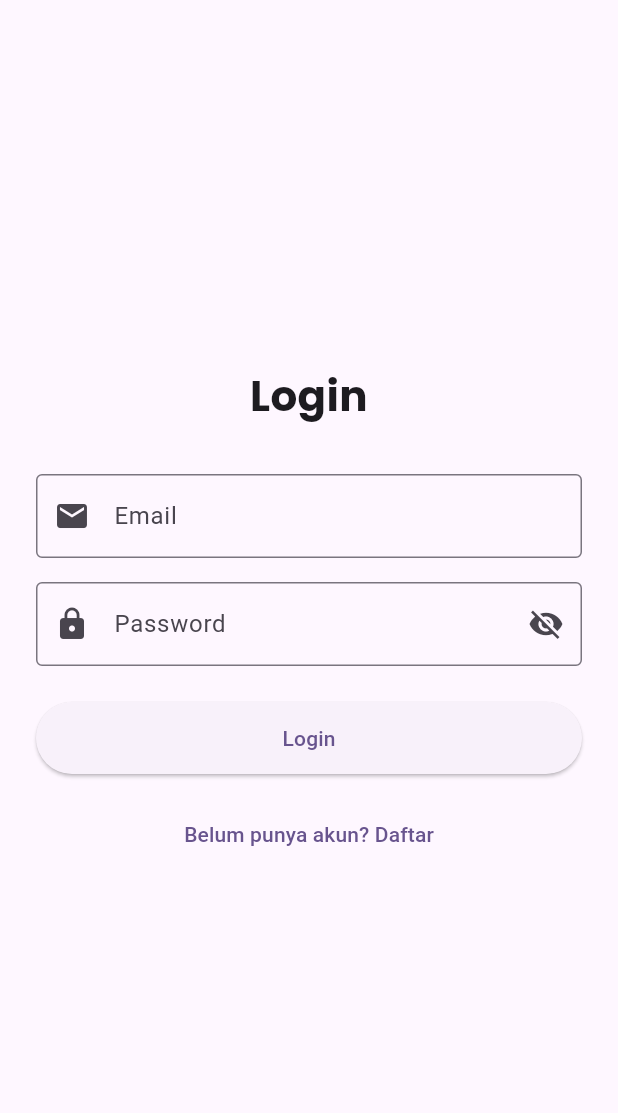
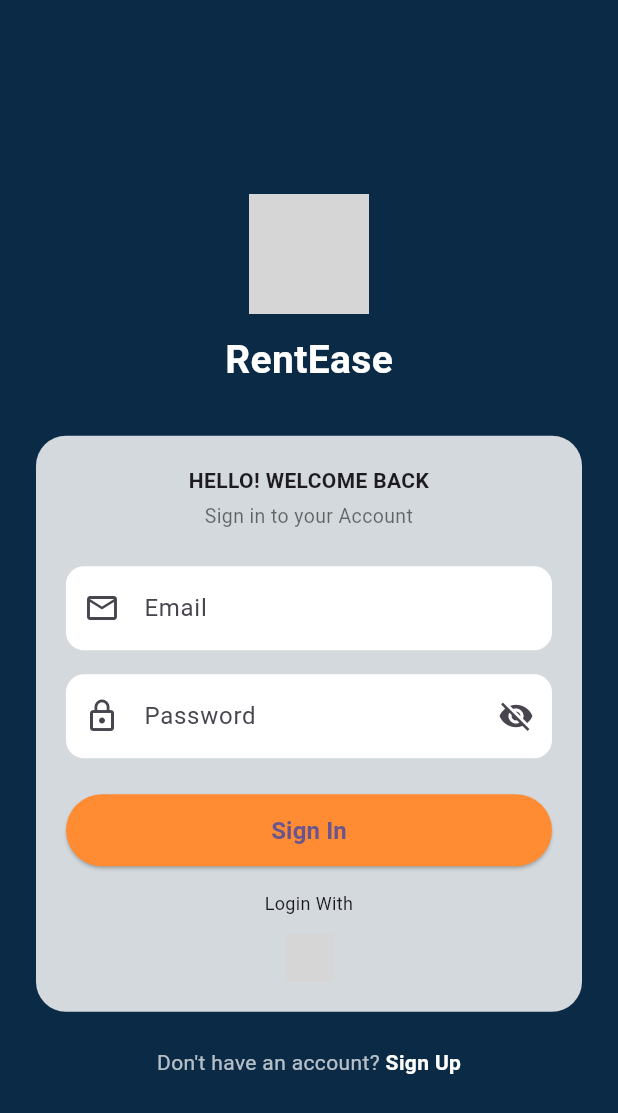
Before and after one commit to vann19/garda_project, a Flutter app: the screen it shows after launch, on a phone screen of 412 x 824 dp. Shown: the top 1113 px of the screen. Run offline on Flutter 3.47's test engine with Material 3 defaults, Android fonts, the phone set to English and light mode, and no system bars; grey boxes are pictures that could not be loaded.

Commit message:
feat: tampilan halaman login

```diff
--- a/frontend/lib/pages/auth/login.dart
+++ b/frontend/lib/pages/auth/login.dart
@@ -8,60 +8,84 @@ class LoginPage extends StatefulWidget {
 }
 
 class _LoginPageState extends State<LoginPage> {
-  final TextEditingController emailController = TextEditingController();
-  final TextEditingController passwordController = TextEditingController();
+  final emailController = TextEditingController();
+  final passwordController = TextEditingController();
 
   bool isLoading = false;
   bool isPasswordHidden = true;
 
-  void handleLogin() {
-    setState(() {
-      isLoading = true;
-    });
-
-    // simulasi login (nanti ganti API)
-    Future.delayed(const Duration(seconds: 2), () {
-      setState(() {
-        isLoading = false;
-      });
-
-      ScaffoldMessenger.of(
-        context,
-      ).showSnackBar(const SnackBar(content: Text("Login berhasil 🚀")));
-    });
-  }
-
   @override
   Widget build(BuildContext context) {
     return Scaffold(
+      backgroundColor: const Color(0xFF0B2A45), // dark navy background
       body: SafeArea(
-        child: Padding(
-          padding: const EdgeInsets.all(24),
+        child: Center(
+          child: SingleChildScrollView(
+            padding: const EdgeInsets.symmetric(horizontal: 24),
             child: Column(
-            mainAxisAlignment: MainAxisAlignment.center,
-            crossAxisAlignment: CrossAxisAlignment.stretch,
               children: [
-              // Title
+                const SizedBox(height: 24),
+
+                // Logo + App Name
+                Column(
+                  children: [
+                    Image.asset(
+                      'assets/logo.png', // ganti sesuai logo kamu
+                      height: 80,
+                    ),
+                    const SizedBox(height: 12),
                     const Text(
-                "Login",
-                textAlign: TextAlign.center,
+                      'RentEase',
                       style: TextStyle(
-                  fontFamily: 'Poppins',
-                  fontSize: 28,
+                        fontSize: 26,
                         fontWeight: FontWeight.w700,
+                        color: Colors.white,
                       ),
+                    ),
+                  ],
                 ),
 
                 const SizedBox(height: 32),
 
+                // Card Login
+                Container(
+                  padding: const EdgeInsets.all(20),
+                  decoration: BoxDecoration(
+                    color: const Color(0xFFD3D9DD),
+                    borderRadius: BorderRadius.circular(20),
+                  ),
+                  child: Column(
+                    crossAxisAlignment: CrossAxisAlignment.stretch,
+                    children: [
+                      const Text(
+                        'HELLO! WELCOME BACK',
+                        textAlign: TextAlign.center,
+                        style: TextStyle(
+                          fontSize: 14,
+                          fontWeight: FontWeight.w700,
+                        ),
+                      ),
+                      const SizedBox(height: 4),
+                      const Text(
+                        'Sign in to your Account',
+                        textAlign: TextAlign.center,
+                        style: TextStyle(fontSize: 13, color: Colors.black54),
+                      ),
+
+                      const SizedBox(height: 24),
+
                       // Email
                       TextField(
                         controller: emailController,
-                keyboardType: TextInputType.emailAddress,
-                decoration: const InputDecoration(
-                  labelText: "Email",
-                  prefixIcon: Icon(Icons.email),
-                  border: OutlineInputBorder(),
+                        decoration: InputDecoration(
+                          hintText: 'Email',
+                          prefixIcon: const Icon(Icons.email_outlined),
+                          filled: true,
+                          fillColor: Colors.white,
+                          border: OutlineInputBorder(
+                            borderRadius: BorderRadius.circular(12),
+                            borderSide: BorderSide.none,
+                          ),
                         ),
                       ),
 
@@ -72,9 +96,8 @@ class _LoginPageState extends State<LoginPage> {
                         controller: passwordController,
                         obscureText: isPasswordHidden,
                         decoration: InputDecoration(
-                  labelText: "Password",
-                  prefixIcon: const Icon(Icons.lock),
-                  border: const OutlineInputBorder(),
+                          hintText: 'Password',
+                          prefixIcon: const Icon(Icons.lock_outline),
                           suffixIcon: IconButton(
                             icon: Icon(
                               isPasswordHidden
@@ -87,32 +110,86 @@ class _LoginPageState extends State<LoginPage> {
                               });
                             },
                           ),
+                          filled: true,
+                          fillColor: Colors.white,
+                          border: OutlineInputBorder(
+                            borderRadius: BorderRadius.circular(12),
+                            borderSide: BorderSide.none,
+                          ),
                         ),
                       ),
 
                       const SizedBox(height: 24),
 
-              // Button Login
-              ElevatedButton(
-                onPressed: isLoading ? null : handleLogin,
+                      // Sign In Button
+                      SizedBox(
+                        height: 48,
+                        child: ElevatedButton(
+                          onPressed: () {},
                           style: ElevatedButton.styleFrom(
-                  padding: const EdgeInsets.symmetric(vertical: 14),
+                            backgroundColor: const Color(0xFFFF8C32),
+                            shape: RoundedRectangleBorder(
+                              borderRadius: BorderRadius.circular(30),
                             ),
-                child: isLoading
-                    ? const CircularProgressIndicator(color: Colors.white)
-                    : const Text("Login"),
+                          ),
+                          child: const Text(
+                            'Sign In',
+                            style: TextStyle(
+                              fontSize: 16,
+                              fontWeight: FontWeight.w600,
+                            ),
+                          ),
+                        ),
                       ),
 
                       const SizedBox(height: 16),
 
-              // Register
-              TextButton(
-                onPressed: () {
-                  // Navigator.push(...)
-                },
-                child: const Text("Belum punya akun? Daftar"),
+                      const Text(
+                        'Login With',
+                        textAlign: TextAlign.center,
+                        style: TextStyle(fontSize: 12),
+                      ),
+
+                      const SizedBox(height: 12),
+
+                      // Google Login
+                      Center(
+                        child: GestureDetector(
+                          onTap: () {},
+                          child: Image.asset(
+                            'assets/google.png', // icon Google
+                            height: 32,
+                          ),
+                        ),
                       ),
                     ],
+                  ),
+                ),
+
+                const SizedBox(height: 24),
+
+                // Footer
+                Row(
+                  mainAxisAlignment: MainAxisAlignment.center,
+                  children: [
+                    const Text(
+                      "Don't have an account? ",
+                      style: TextStyle(color: Colors.white70),
+                    ),
+                    GestureDetector(
+                      onTap: () {},
+                      child: const Text(
+                        'Sign Up',
+                        style: TextStyle(
+                          color: Colors.white,
+                          fontWeight: FontWeight.w600,
+                        ),
+                      ),
+                    ),
+                  ],
+                ),
+              ],
+            ),
           ),
         ),
       ),
```
Lines whose indentation alone changed are shown as unchanged.
